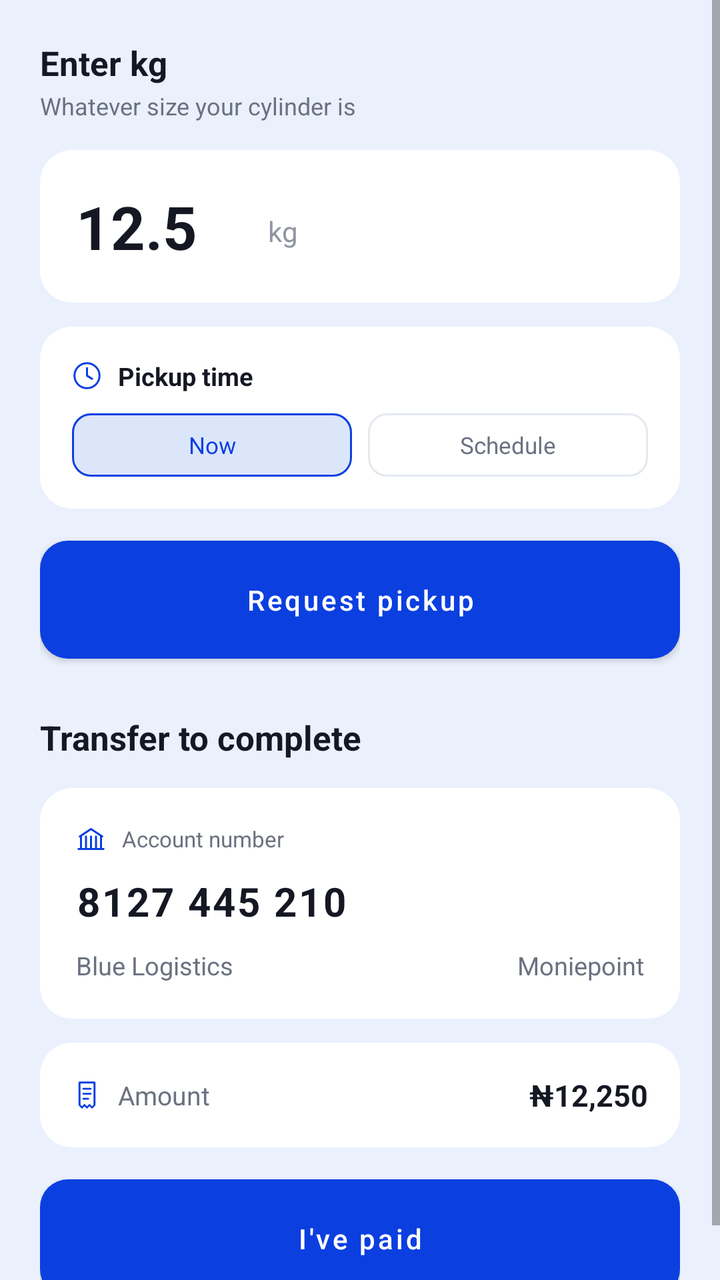
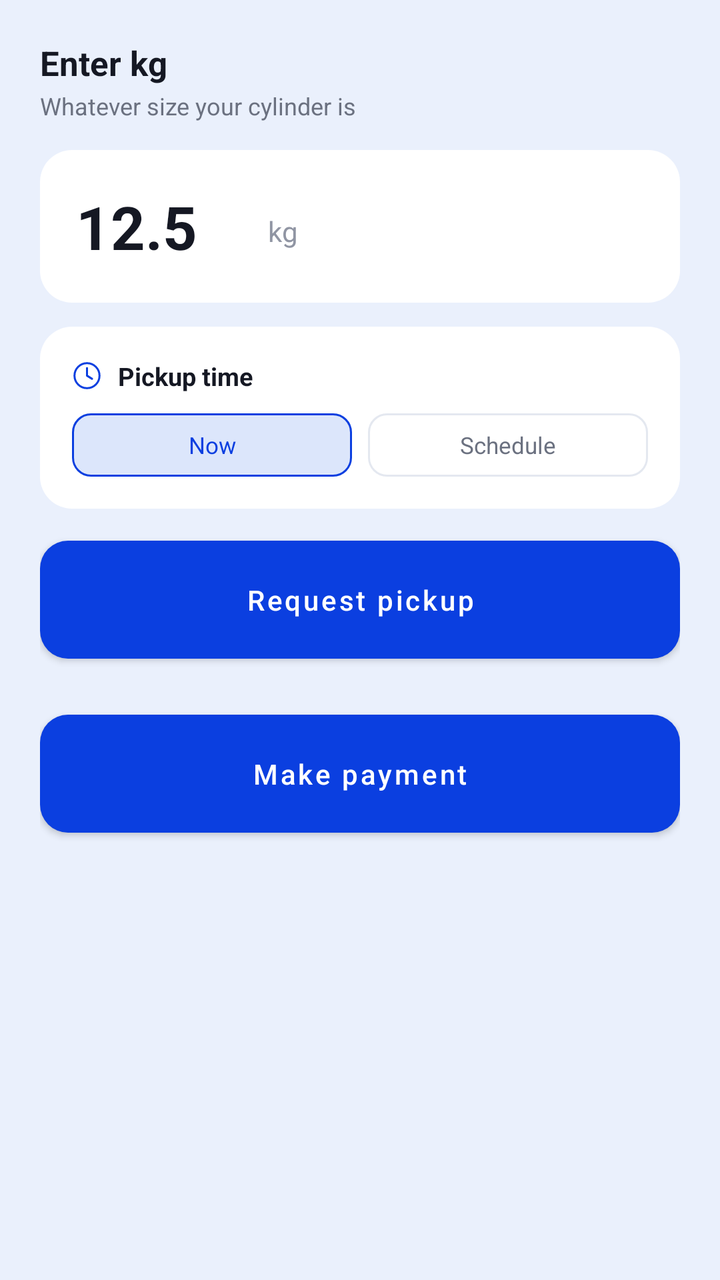

Screens rendered from an Android XML layout before and after an edit, with the pre-edit source and the edit as a unified diff.
<!-- AndroidManifest.xml: application theme Theme.Blue -->
<!-- res/layout/view_request.xml -->
<?xml version="1.0" encoding="utf-8"?>
<ScrollView xmlns:android="http://schemas.android.com/apk/res/android"
    android:layout_width="match_parent"
    android:layout_height="match_parent"
    android:background="@color/bg"
    android:fillViewport="true">

    <LinearLayout
        android:layout_width="match_parent"
        android:layout_height="wrap_content"
        android:orientation="vertical"
        android:padding="20dp">

        <TextView
            android:layout_width="wrap_content"
            android:layout_height="wrap_content"
            android:text="Enter kg"
            android:textColor="@color/ink"
            android:textSize="17sp"
            android:textStyle="bold" />

        <TextView
            android:layout_width="wrap_content"
            android:layout_height="wrap_content"
            android:layout_marginTop="2dp"
            android:text="Whatever size your cylinder is"
            android:textColor="@color/muted"
            android:textSize="12sp" />

        <LinearLayout
            android:layout_width="match_parent"
            android:layout_height="wrap_content"
            android:layout_marginTop="14dp"
            android:orientation="horizontal"
            android:gravity="bottom"
            android:background="@drawable/bg_card"
            android:padding="18dp">

            <EditText
                android:id="@+id/etKg"
                android:layout_width="90dp"
                android:layout_height="wrap_content"
                android:text="12.5"
                android:inputType="numberDecimal"
                android:textColor="@color/ink"
                android:textSize="30sp"
                android:textStyle="bold"
                android:background="@null"
                android:padding="0dp" />

            <TextView
                android:layout_width="wrap_content"
                android:layout_height="wrap_content"
                android:layout_marginStart="6dp"
                android:layout_marginBottom="4dp"
                android:text="kg"
                android:textColor="@color/muted_icon"
                android:textSize="14sp" />
        </LinearLayout>

        <LinearLayout
            android:layout_width="match_parent"
            android:layout_height="wrap_content"
            android:layout_marginTop="12dp"
            android:orientation="vertical"
            android:background="@drawable/bg_card"
            android:padding="16dp">

            <LinearLayout
                android:layout_width="wrap_content"
                android:layout_height="wrap_content"
                android:orientation="horizontal"
                android:gravity="center_vertical">

                <ImageView
                    android:layout_width="15dp"
                    android:layout_height="15dp"
                    android:src="@drawable/ic_clock"
                    android:tint="@color/accent" />

                <TextView
                    android:layout_width="wrap_content"
                    android:layout_height="wrap_content"
                    android:layout_marginStart="8dp"
                    android:text="Pickup time"
                    android:textColor="@color/ink"
                    android:textSize="12.5sp"
                    android:textStyle="bold" />
            </LinearLayout>

            <LinearLayout
                android:layout_width="match_parent"
                android:layout_height="wrap_content"
                android:layout_marginTop="10dp"
                android:orientation="horizontal">

                <TextView
                    android:id="@+id/chipNow"
                    android:layout_width="0dp"
                    android:layout_height="wrap_content"
                    android:layout_weight="1"
                    android:background="@drawable/chip_active"
                    android:gravity="center"
                    android:paddingTop="8dp"
                    android:paddingBottom="8dp"
                    android:text="Now"
                    android:textColor="@color/accent"
                    android:textSize="11.5sp" />

                <TextView
                    android:id="@+id/chipSchedule"
                    android:layout_width="0dp"
                    android:layout_height="wrap_content"
                    android:layout_weight="1"
                    android:layout_marginStart="8dp"
                    android:background="@drawable/chip_inactive"
                    android:gravity="center"
                    android:paddingTop="8dp"
                    android:paddingBottom="8dp"
                    android:text="Schedule"
                    android:textColor="@color/muted"
                    android:textSize="11.5sp" />
            </LinearLayout>

            <TextView
                android:id="@+id/tvScheduledTime"
                android:layout_width="match_parent"
                android:layout_height="wrap_content"
                android:layout_marginTop="10dp"
                android:background="@drawable/bg_input"
                android:padding="9dp"
                android:textColor="@color/ink"
                android:textSize="13sp"
                android:visibility="gone" />

        </LinearLayout>

        <Button
            android:id="@+id/btnRequestPickup"
            android:layout_width="match_parent"
            android:layout_height="wrap_content"
            android:layout_marginTop="16dp"
            android:background="@drawable/btn_accent"
            android:text="Request pickup"
            android:textColor="@color/white"
            android:textAllCaps="false"
            android:textSize="14sp"
            android:paddingTop="14dp"
            android:paddingBottom="14dp" />

        <TextView
            android:layout_width="wrap_content"
            android:layout_height="wrap_content"
            android:layout_marginTop="28dp"
            android:text="Transfer to complete"
            android:textColor="@color/ink"
            android:textSize="17sp"
            android:textStyle="bold" />

        <LinearLayout
            android:layout_width="match_parent"
            android:layout_height="wrap_content"
            android:layout_marginTop="14dp"
            android:orientation="vertical"
            android:background="@drawable/bg_card"
            android:padding="18dp">

            <LinearLayout
                android:layout_width="wrap_content"
                android:layout_height="wrap_content"
                android:orientation="horizontal"
                android:gravity="center_vertical">

                <ImageView
                    android:layout_width="15dp"
                    android:layout_height="15dp"
                    android:src="@drawable/ic_bank"
                    android:tint="@color/accent" />

                <TextView
                    android:layout_width="wrap_content"
                    android:layout_height="wrap_content"
                    android:layout_marginStart="8dp"
                    android:text="Account number"
                    android:textColor="@color/muted"
                    android:textSize="11sp" />
            </LinearLayout>

            <TextView
                android:layout_width="wrap_content"
                android:layout_height="wrap_content"
                android:layout_marginTop="10dp"
                android:text="8127 445 210"
                android:textColor="@color/ink"
                android:textSize="20sp"
                android:textStyle="bold"
                android:letterSpacing="0.05" />

            <LinearLayout
                android:layout_width="match_parent"
                android:layout_height="wrap_content"
                android:layout_marginTop="10dp"
                android:orientation="horizontal">

                <TextView
                    android:layout_width="0dp"
                    android:layout_height="wrap_content"
                    android:layout_weight="1"
                    android:text="Blue Logistics"
                    android:textColor="@color/muted"
                    android:textSize="12.5sp" />

                <TextView
                    android:layout_width="wrap_content"
                    android:layout_height="wrap_content"
                    android:text="Moniepoint"
                    android:textColor="@color/muted"
                    android:textSize="12.5sp" />
            </LinearLayout>
        </LinearLayout>

        <LinearLayout
            android:layout_width="match_parent"
            android:layout_height="wrap_content"
            android:layout_marginTop="12dp"
            android:orientation="horizontal"
            android:gravity="center_vertical"
            android:background="@drawable/bg_card"
            android:padding="16dp">

            <ImageView
                android:layout_width="15dp"
                android:layout_height="15dp"
                android:src="@drawable/ic_receipt"
                android:tint="@color/accent" />

            <TextView
                android:layout_width="0dp"
                android:layout_height="wrap_content"
                android:layout_weight="1"
                android:layout_marginStart="8dp"
                android:text="Amount"
                android:textColor="@color/muted"
                android:textSize="13sp" />

            <TextView
                android:layout_width="wrap_content"
                android:layout_height="wrap_content"
                android:text="₦12,250"
                android:textColor="@color/ink"
                android:textSize="15sp"
                android:textStyle="bold" />
        </LinearLayout>

        <Button
            android:id="@+id/btnPaid"
            android:layout_width="match_parent"
            android:layout_height="wrap_content"
            android:layout_marginTop="16dp"
            android:background="@drawable/btn_accent"
            android:text="I've paid"
            android:textColor="@color/white"
            android:textAllCaps="false"
            android:textSize="14sp"
            android:paddingTop="14dp"
            android:paddingBottom="14dp" />

        <TextView
            android:id="@+id/tvChecking"
            android:layout_width="match_parent"
            android:layout_height="wrap_content"
            android:layout_marginTop="16dp"
            android:gravity="center"
            android:text="Checking..."
            android:textColor="@color/muted"
            android:textSize="12.5sp"
            android:visibility="gone" />

        <LinearLayout
            android:id="@+id/rowPaidDone"
            android:layout_width="match_parent"
            android:layout_height="wrap_content"
            android:layout_marginTop="16dp"
            android:orientation="horizontal"
            android:gravity="center"
            android:background="@drawable/bg_pay_success"
            android:padding="14dp"
            android:visibility="gone">

            <ImageView
                android:layout_width="16dp"
                android:layout_height="16dp"
                android:src="@drawable/ic_check"
                android:tint="@color/accent" />

            <TextView
                android:layout_width="wrap_content"
                android:layout_height="wrap_content"
                android:layout_marginStart="8dp"
                android:text="Payment received"
                android:textColor="@color/accent"
                android:textSize="13.5sp"
                android:textStyle="bold" />
        </LinearLayout>

    </LinearLayout>
</ScrollView>
<!-- resources referenced by this layout -->
<resources>
  <color name="accent">#0B3FE0</color>
  <color name="bg">#EAF0FC</color>
  <color name="ink">#151823</color>
  <color name="muted">#6B7180</color>
  <color name="muted_icon">#9095A3</color>
  <color name="white">#FFFFFF</color>
  <!-- drawable bg_card (drawable) -->
  <?xml version="1.0" encoding="utf-8"?>
  <shape xmlns:android="http://schemas.android.com/apk/res/android">
      <solid android:color="@color/card" />
      <corners android:radius="16dp" />
  </shape>
  <!-- drawable bg_input (drawable) -->
  <?xml version="1.0" encoding="utf-8"?>
  <shape xmlns:android="http://schemas.android.com/apk/res/android">
      <solid android:color="#F7F9FC" />
      <stroke android:width="1dp" android:color="@color/input_line" />
      <corners android:radius="9dp" />
  </shape>
  <!-- drawable bg_pay_success (drawable) -->
  <?xml version="1.0" encoding="utf-8"?>
  <shape xmlns:android="http://schemas.android.com/apk/res/android">
      <solid android:color="@color/accent_soft" />
      <corners android:radius="14dp" />
  </shape>
  <!-- drawable btn_accent (drawable) -->
  <?xml version="1.0" encoding="utf-8"?>
  <shape xmlns:android="http://schemas.android.com/apk/res/android">
      <solid android:color="@color/accent" />
      <corners android:radius="14dp" />
  </shape>
  <!-- drawable chip_active (drawable) -->
  <?xml version="1.0" encoding="utf-8"?>
  <shape xmlns:android="http://schemas.android.com/apk/res/android">
      <solid android:color="@color/accent_soft" />
      <stroke android:width="1dp" android:color="@color/accent" />
      <corners android:radius="9dp" />
  </shape>
  <!-- drawable chip_inactive (drawable) -->
  <?xml version="1.0" encoding="utf-8"?>
  <shape xmlns:android="http://schemas.android.com/apk/res/android">
      <solid android:color="@color/white" />
      <stroke android:width="1dp" android:color="@color/input_line" />
      <corners android:radius="9dp" />
  </shape>
  <!-- drawable ic_bank (drawable) -->
  <vector xmlns:android="http://schemas.android.com/apk/res/android"
      android:width="24dp" android:height="24dp"
      android:viewportWidth="24" android:viewportHeight="24">
      <path
          android:pathData="M3,10L12,4L21,10 M4,10L4,19 M20,10L20,19 M2,20L22,20 M8,10L8,19 M12,10L12,19 M16,10L16,19"
          android:strokeColor="#FF000000"
          android:strokeWidth="1.6"
          android:fillColor="#00000000"
          android:strokeLineCap="round"
          android:strokeLineJoin="round" />
  </vector>
  <!-- drawable ic_check (drawable) -->
  <vector xmlns:android="http://schemas.android.com/apk/res/android"
      android:width="24dp" android:height="24dp"
      android:viewportWidth="24" android:viewportHeight="24">
      <path
          android:pathData="M4,12.5L9.5,18L20,6"
          android:strokeColor="#FF000000"
          android:strokeWidth="2.1"
          android:fillColor="#00000000"
          android:strokeLineCap="round"
          android:strokeLineJoin="round" />
  </vector>
  <style name="Theme.Blue" parent="Theme.MaterialComponents.Light.NoActionBar">
          <item name="colorPrimary">@color/accent</item>
          <item name="colorPrimaryDark">@color/bg</item>
          <item name="colorAccent">@color/accent</item>
          <item name="android:windowBackground">@color/bg</item>
          <item name="android:statusBarColor">@color/bg</item>
          <item name="android:windowLightStatusBar">true</item>
      </style>
  <color name="card">#FFFFFF</color>
  <color name="input_line">#E4E8F0</color>
  <color name="accent_soft">#DCE6FB</color>
  <!-- unchanged entries left out for length: 2 -->
</resources>

<!-- the commit's change to res/layout/view_request.xml (unified diff, before → after) -->
@@ -148,159 +148,208 @@
             android:paddingTop="14dp"
             android:paddingBottom="14dp" />
 
-        <TextView
-            android:layout_width="wrap_content"
+        <Button
+            android:id="@+id/btnMakePayment"
+            android:layout_width="match_parent"
             android:layout_height="wrap_content"
             android:layout_marginTop="28dp"
-            android:text="Transfer to complete"
-            android:textColor="@color/ink"
-            android:textSize="17sp"
-            android:textStyle="bold" />
-
-        <LinearLayout
-            android:layout_width="match_parent"
-            android:layout_height="wrap_content"
-            android:layout_marginTop="14dp"
-            android:orientation="vertical"
-            android:background="@drawable/bg_card"
-            android:padding="18dp">
-
-            <LinearLayout
-                android:layout_width="wrap_content"
-                android:layout_height="wrap_content"
-                android:orientation="horizontal"
-                android:gravity="center_vertical">
-
-                <ImageView
-                    android:layout_width="15dp"
-                    android:layout_height="15dp"
-                    android:src="@drawable/ic_bank"
-                    android:tint="@color/accent" />
-
-                <TextView
-                    android:layout_width="wrap_content"
-                    android:layout_height="wrap_content"
-                    android:layout_marginStart="8dp"
-                    android:text="Account number"
-                    android:textColor="@color/muted"
-                    android:textSize="11sp" />
-            </LinearLayout>
-
-            <TextView
-                android:layout_width="wrap_content"
-                android:layout_height="wrap_content"
-                android:layout_marginTop="10dp"
-                android:text="8127 445 210"
-                android:textColor="@color/ink"
-                android:textSize="20sp"
-                android:textStyle="bold"
-                android:letterSpacing="0.05" />
-
-            <LinearLayout
-                android:layout_width="match_parent"
-                android:layout_height="wrap_content"
-                android:layout_marginTop="10dp"
-                android:orientation="horizontal">
-
-                <TextView
-                    android:layout_width="0dp"
-                    android:layout_height="wrap_content"
-                    android:layout_weight="1"
-                    android:text="Blue Logistics"
-                    android:textColor="@color/muted"
-                    android:textSize="12.5sp" />
-
-                <TextView
-                    android:layout_width="wrap_content"
-                    android:layout_height="wrap_content"
-                    android:text="Moniepoint"
-                    android:textColor="@color/muted"
-                    android:textSize="12.5sp" />
-            </LinearLayout>
-        </LinearLayout>
-
-        <LinearLayout
-            android:layout_width="match_parent"
-            android:layout_height="wrap_content"
-            android:layout_marginTop="12dp"
-            android:orientation="horizontal"
-            android:gravity="center_vertical"
-            android:background="@drawable/bg_card"
-            android:padding="16dp">
-
-            <ImageView
-                android:layout_width="15dp"
-                android:layout_height="15dp"
-                android:src="@drawable/ic_receipt"
-                android:tint="@color/accent" />
-
-            <TextView
-                android:layout_width="0dp"
-                android:layout_height="wrap_content"
-                android:layout_weight="1"
-                android:layout_marginStart="8dp"
-                android:text="Amount"
-                android:textColor="@color/muted"
-                android:textSize="13sp" />
-
-            <TextView
-                android:layout_width="wrap_content"
-                android:layout_height="wrap_content"
-                android:text="₦12,250"
-                android:textColor="@color/ink"
-                android:textSize="15sp"
-                android:textStyle="bold" />
-        </LinearLayout>
-
-        <Button
-            android:id="@+id/btnPaid"
-            android:layout_width="match_parent"
-            android:layout_height="wrap_content"
-            android:layout_marginTop="16dp"
             android:background="@drawable/btn_accent"
-            android:text="I've paid"
+            android:text="Make payment"
             android:textColor="@color/white"
             android:textAllCaps="false"
             android:textSize="14sp"
             android:paddingTop="14dp"
             android:paddingBottom="14dp" />
 
-        <TextView
-            android:id="@+id/tvChecking"
-            android:layout_width="match_parent"
-            android:layout_height="wrap_content"
-            android:layout_marginTop="16dp"
-            android:gravity="center"
-            android:text="Checking..."
-            android:textColor="@color/muted"
-            android:textSize="12.5sp"
-            android:visibility="gone" />
-
         <LinearLayout
-            android:id="@+id/rowPaidDone"
-            android:layout_width="match_parent"
-            android:layout_height="wrap_content"
-            android:layout_marginTop="16dp"
+            android:id="@+id/rowPaymentLoading"
+            android:layout_width="match_parent"
+            android:layout_height="wrap_content"
+            android:layout_marginTop="28dp"
             android:orientation="horizontal"
             android:gravity="center"
-            android:background="@drawable/bg_pay_success"
             android:padding="14dp"
             android:visibility="gone">
 
-            <ImageView
+            <ProgressBar
                 android:layout_width="16dp"
                 android:layout_height="16dp"
-                android:src="@drawable/ic_check"
-                android:tint="@color/accent" />
+                android:indeterminateTint="@color/accent" />
 
             <TextView
                 android:layout_width="wrap_content"
                 android:layout_height="wrap_content"
-                android:layout_marginStart="8dp"
-                android:text="Payment received"
-                android:textColor="@color/accent"
-                android:textSize="13.5sp"
+                android:layout_marginStart="10dp"
+                android:text="Getting account details..."
+                android:textColor="@color/muted"
+                android:textSize="12.5sp" />
+        </LinearLayout>
+
+        <LinearLayout
+            android:id="@+id/sectionPaymentDetails"
+            android:layout_width="match_parent"
+            android:layout_height="wrap_content"
+            android:orientation="vertical"
+            android:visibility="gone">
+
+            <TextView
+                android:layout_width="wrap_content"
+                android:layout_height="wrap_content"
+                android:layout_marginTop="28dp"
+                android:text="Transfer to complete"
+                android:textColor="@color/ink"
+                android:textSize="17sp"
                 android:textStyle="bold" />
+
+            <LinearLayout
+                android:layout_width="match_parent"
+                android:layout_height="wrap_content"
+                android:layout_marginTop="14dp"
+                android:orientation="vertical"
+                android:background="@drawable/bg_card"
+                android:padding="18dp">
+
+                <LinearLayout
+                    android:layout_width="wrap_content"
+                    android:layout_height="wrap_content"
+                    android:orientation="horizontal"
+                    android:gravity="center_vertical">
+
+                    <ImageView
+                        android:layout_width="15dp"
+                        android:layout_height="15dp"
+                        android:src="@drawable/ic_bank"
+                        android:tint="@color/accent" />
+
+                    <TextView
+                        android:layout_width="wrap_content"
+                        android:layout_height="wrap_content"
+                        android:layout_marginStart="8dp"
+                        android:text="Account number"
+                        android:textColor="@color/muted"
+                        android:textSize="11sp" />
+                </LinearLayout>
+
+                <TextView
+                    android:id="@+id/tvAccountNumber"
+                    android:layout_width="wrap_content"
+                    android:layout_height="wrap_content"
+                    android:layout_marginTop="10dp"
+                    android:text="8127 445 210"
+                    android:textColor="@color/ink"
+                    android:textSize="20sp"
+                    android:textStyle="bold"
+                    android:letterSpacing="0.05" />
+
+                <LinearLayout
+                    android:layout_width="match_parent"
+                    android:layout_height="wrap_content"
+                    android:layout_marginTop="10dp"
+                    android:orientation="horizontal">
+
+                    <TextView
+                        android:id="@+id/tvAccountLabel"
+                        android:layout_width="0dp"
+                        android:layout_height="wrap_content"
+                        android:layout_weight="1"
+                        android:text="Blue Logistics"
+                        android:textColor="@color/muted"
+                        android:textSize="12.5sp" />
+
+                    <TextView
+                        android:id="@+id/tvAccountBank"
+                        android:layout_width="wrap_content"
+                        android:layout_height="wrap_content"
+                        android:text="Moniepoint"
+                        android:textColor="@color/muted"
+                        android:textSize="12.5sp" />
+                </LinearLayout>
+            </LinearLayout>
+
+            <LinearLayout
+                android:layout_width="match_parent"
+                android:layout_height="wrap_content"
+                android:layout_marginTop="12dp"
+                android:orientation="horizontal"
+                android:gravity="center_vertical"
+                android:background="@drawable/bg_card"
+                android:padding="16dp">
+
+                <ImageView
+                    android:layout_width="15dp"
+                    android:layout_height="15dp"
+                    android:src="@drawable/ic_receipt"
+                    android:tint="@color/accent" />
+
+                <TextView
+                    android:layout_width="0dp"
+                    android:layout_height="wrap_content"
+                    android:layout_weight="1"
+                    android:layout_marginStart="8dp"
+                    android:text="Amount"
+                    android:textColor="@color/muted"
+                    android:textSize="13sp" />
+
+                <TextView
+                    android:layout_width="wrap_content"
+                    android:layout_height="wrap_content"
+                    android:text="₦12,250"
+                    android:textColor="@color/ink"
+                    android:textSize="15sp"
+                    android:textStyle="bold" />
+            </LinearLayout>
+
+            <Button
+                android:id="@+id/btnPaid"
+                android:layout_width="match_parent"
+                android:layout_height="wrap_content"
+                android:layout_marginTop="16dp"
+                android:background="@drawable/btn_accent"
+                android:text="I've paid"
+                android:textColor="@color/white"
+                android:textAllCaps="false"
+                android:textSize="14sp"
+                android:paddingTop="14dp"
+                android:paddingBottom="14dp" />
+
+            <TextView
+                android:id="@+id/tvChecking"
+                android:layout_width="match_parent"
+                android:layout_height="wrap_content"
+                android:layout_marginTop="16dp"
+                android:gravity="center"
+                android:text="Checking..."
+                android:textColor="@color/muted"
+                android:textSize="12.5sp"
+                android:visibility="gone" />
+
+            <LinearLayout
+                android:id="@+id/rowPaidDone"
+                android:layout_width="match_parent"
+                android:layout_height="wrap_content"
+                android:layout_marginTop="16dp"
+                android:orientation="horizontal"
+                android:gravity="center"
+                android:background="@drawable/bg_pay_success"
+                android:padding="14dp"
+                android:visibility="gone">
+
+                <ImageView
+                    android:layout_width="16dp"
+                    android:layout_height="16dp"
+                    android:src="@drawable/ic_check"
+                    android:tint="@color/accent" />
+
+                <TextView
+                    android:layout_width="wrap_content"
+                    android:layout_height="wrap_content"
+                    android:layout_marginStart="8dp"
+                    android:text="Payment received"
+                    android:textColor="@color/accent"
+                    android:textSize="13.5sp"
+                    android:textStyle="bold" />
+            </LinearLayout>
+
         </LinearLayout>
 
     </LinearLayout>
